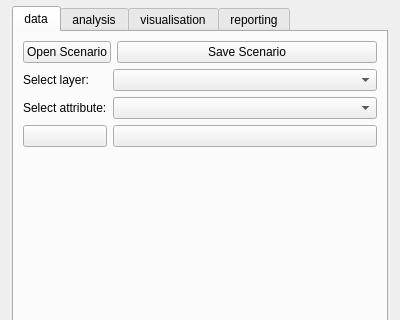
Qt form SpatialDecision/spatial_decision_dockwidget_base.ui (jorgegil/GEO1005) before a commit; both pictures show x 0 to 400 and y 0 to 320 of the 400 by 550 pixel window.
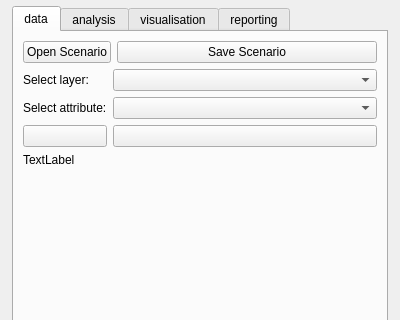
The same form after that commit.

What changed in the file:
```diff
--- a/SpatialDecision/spatial_decision_dockwidget_base.ui
+++ b/SpatialDecision/spatial_decision_dockwidget_base.ui
@@ -48,7 +48,7 @@
      <attribute name="title">
       <string>data</string>
      </attribute>
-     <layout class="QVBoxLayout" name="verticalLayout_2" stretch="0,0,0">
+     <layout class="QVBoxLayout" name="verticalLayout_2" stretch="0,0,0,0">
       <item>
        <layout class="QFormLayout" name="formLayout">
         <item row="0" column="0">
@@ -129,6 +129,13 @@
         </item>
        </layout>
       </item>
+      <item>
+       <widget class="QLabel" name="logoLabel">
+        <property name="text">
+         <string>TextLabel</string>
+        </property>
+       </widget>
+      </item>
       <item>
        <spacer name="verticalSpacer">
         <property name="orientation">
```
Left out of the diff: 79 changed lines with no effect on the pictures.
